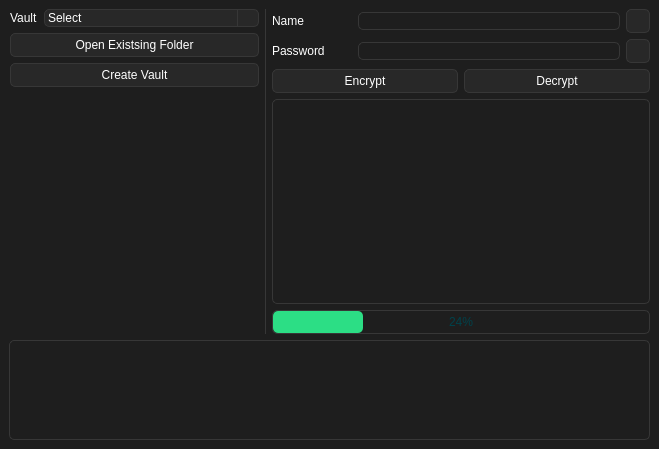
Above: src/mainwindow.ui from Nothing031/Vault before the change. Below: the same form after it.
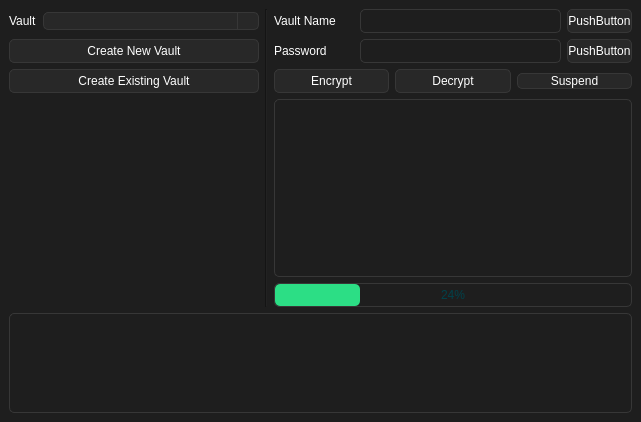
That is the form after the change. The open tabs and pages were chosen to show the change. Icons and pictures are not drawn.

The edit to the form file:
```diff
--- a/src/mainwindow.ui
+++ b/src/mainwindow.ui
@@ -6,8 +6,8 @@
    <rect>
     <x>0</x>
     <y>0</y>
-    <width>659</width>
-    <height>449</height>
+    <width>641</width>
+    <height>422</height>
    </rect>
   </property>
   <property name="windowTitle">
@@ -36,8 +36,8 @@
 
 QLabel{
 border: 0px;
-padding-left: 0px;
-/*padding-right: 1px;*/
+/*padding-left: 0px;
+padding-right: 1px;*/
 }
 
 QTextEdit{
@@ -84,6 +84,7 @@
 	background-color: rgb(30, 30, 30);
 }
 
+
 QCheckBox{
 	border: 1px solid rgb(55, 55, 55);
 	border-radius: 5px;
@@ -101,69 +102,53 @@
 	background-color: rgb(40, 200 ,40);
 }
 
-
-
 </string>
   </property>
   <widget class="QWidget" name="centralwidget">
    <layout class="QGridLayout" name="gridLayout">
-    <property name="sizeConstraint">
-     <enum>QLayout::SizeConstraint::SetMaximumSize</enum>
-    </property>
+    <item row="1" column="0" colspan="3">
+     <layout class="QGridLayout" name="layout_output">
     <item row="0" column="0">
-     <widget class="QWidget" name="MainVaultLayoutWidget" native="true">
-      <property name="enabled">
-       <bool>true</bool>
-      </property>
+       <widget class="QTextEdit" name="textEdit">
+        <property name="sizePolicy">
+         <sizepolicy hsizetype="Expanding" vsizetype="Fixed">
+          <horstretch>0</horstretch>
+          <verstretch>0</verstretch>
+         </sizepolicy>
+        </property>
+        <property name="maximumSize">
+         <size>
+          <width>16777215</width>
+          <height>100</height>
+         </size>
+        </property>
+       </widget>
+      </item>
+     </layout>
+    </item>
+    <item row="0" column="0">
+     <layout class="QGridLayout" name="layout_vault">
+      <item row="0" column="0">
+       <layout class="QHBoxLayout" name="horizontalLayout">
+        <item>
+         <widget class="QLabel" name="label">
       <property name="sizePolicy">
-       <sizepolicy hsizetype="Fixed" vsizetype="Preferred">
+           <sizepolicy hsizetype="Fixed" vsizetype="Fixed">
         <horstretch>0</horstretch>
         <verstretch>0</verstretch>
        </sizepolicy>
       </property>
       <property name="minimumSize">
        <size>
-        <width>250</width>
-        <height>0</height>
+            <width>0</width>
+            <height>24</height>
        </size>
       </property>
       <property name="maximumSize">
        <size>
-        <width>250</width>
-        <height>16777215</height>
-       </size>
-      </property>
-      <layout class="QVBoxLayout" name="MainVaultLayout" stretch="0,0,0,0">
-       <property name="spacing">
-        <number>6</number>
-       </property>
-       <property name="sizeConstraint">
-        <enum>QLayout::SizeConstraint::SetNoConstraint</enum>
-       </property>
-       <property name="leftMargin">
-        <number>1</number>
-       </property>
-       <property name="topMargin">
-        <number>0</number>
-       </property>
-       <property name="rightMargin">
-        <number>0</number>
-       </property>
-       <property name="bottomMargin">
-        <number>0</number>
-       </property>
-       <item>
-        <layout class="QHBoxLayout" name="SelectVaultLayout">
-         <item>
-          <widget class="QLabel" name="VaultLayout">
-           <property name="sizePolicy">
-            <sizepolicy hsizetype="Maximum" vsizetype="Preferred">
-             <horstretch>0</horstretch>
-             <verstretch>0</verstretch>
-            </sizepolicy>
-           </property>
-           <property name="styleSheet">
-            <string notr="true"/>
+            <width>16777215</width>
+            <height>24</height>
+           </size>
            </property>
            <property name="text">
             <string>Vault</string>
@@ -171,203 +156,77 @@
           </widget>
          </item>
          <item>
-          <widget class="QComboBox" name="SelectVaultComboBox">
-           <property name="sizePolicy">
-            <sizepolicy hsizetype="Preferred" vsizetype="Fixed">
-             <horstretch>0</horstretch>
-             <verstretch>0</verstretch>
-            </sizepolicy>
-           </property>
-           <property name="styleSheet">
-            <string notr="true"/>
-           </property>
-           <property name="currentText">
-            <string>Select</string>
-           </property>
-           <item>
-            <property name="text">
-             <string>Select</string>
-            </property>
-           </item>
-          </widget>
+         <widget class="QComboBox" name="comboBox"/>
          </item>
         </layout>
        </item>
-       <item>
-        <widget class="QPushButton" name="OpenVaultButton">
-         <property name="sizePolicy">
-          <sizepolicy hsizetype="Preferred" vsizetype="Fixed">
-           <horstretch>0</horstretch>
-           <verstretch>0</verstretch>
-          </sizepolicy>
-         </property>
+      <item row="1" column="0">
+       <widget class="QPushButton" name="pushButton">
          <property name="minimumSize">
           <size>
            <width>0</width>
            <height>24</height>
           </size>
          </property>
-         <property name="styleSheet">
-          <string notr="true"/>
+        <property name="maximumSize">
+         <size>
+          <width>16777215</width>
+          <height>24</height>
+         </size>
          </property>
          <property name="text">
-          <string>Open Existsing Folder</string>
+         <string>Create New Vault</string>
          </property>
         </widget>
        </item>
-       <item>
-        <widget class="QPushButton" name="CreateVaultButton">
-         <property name="sizePolicy">
-          <sizepolicy hsizetype="Preferred" vsizetype="Fixed">
-           <horstretch>0</horstretch>
-           <verstretch>0</verstretch>
-          </sizepolicy>
-         </property>
+      <item row="2" column="0">
+       <widget class="QPushButton" name="pushButton_2">
          <property name="minimumSize">
           <size>
-           <width>0</width>
+          <width>250</width>
            <height>24</height>
           </size>
          </property>
+        <property name="maximumSize">
+         <size>
+          <width>16777215</width>
+          <height>24</height>
+         </size>
+        </property>
          <property name="text">
-          <string>Create Vault</string>
+         <string>Create Existing Vault</string>
          </property>
         </widget>
        </item>
-       <item>
-        <layout class="QVBoxLayout" name="verticalLayout_2">
-         <item>
-          <spacer name="verticalSpacer">
+      <item row="3" column="0">
+       <spacer name="verticalSpacer_2">
            <property name="orientation">
             <enum>Qt::Orientation::Vertical</enum>
            </property>
            <property name="sizeHint" stdset="0">
             <size>
-             <width>240</width>
+          <width>20</width>
              <height>40</height>
             </size>
            </property>
           </spacer>
          </item>
         </layout>
-       </item>
-      </layout>
-     </widget>
     </item>
     <item row="0" column="1">
      <widget class="Line" name="line">
-      <property name="windowModality">
-       <enum>Qt::WindowModality::NonModal</enum>
-      </property>
-      <property name="minimumSize">
-       <size>
-        <width>1</width>
-        <height>0</height>
-       </size>
-      </property>
-      <property name="maximumSize">
-       <size>
-        <width>1</width>
-        <height>16777215</height>
-       </size>
-      </property>
-      <property name="styleSheet">
-       <string notr="true">background-color: rgb(55, 55, 55);</string>
-      </property>
-      <property name="frameShadow">
-       <enum>QFrame::Shadow::Plain</enum>
-      </property>
-      <property name="lineWidth">
-       <number>-1</number>
-      </property>
-      <property name="midLineWidth">
-       <number>0</number>
-      </property>
       <property name="orientation">
        <enum>Qt::Orientation::Vertical</enum>
       </property>
      </widget>
     </item>
-    <item row="1" column="0" colspan="4">
-     <widget class="QTextEdit" name="textEdit">
-      <property name="minimumSize">
-       <size>
-        <width>100</width>
-        <height>0</height>
-       </size>
-      </property>
-      <property name="maximumSize">
-       <size>
-        <width>16777215</width>
-        <height>100</height>
-       </size>
-      </property>
-      <property name="font">
-       <font>
-        <family>Noto Sans</family>
-        <pointsize>11</pointsize>
-        <italic>false</italic>
-        <fontweight>Thin</fontweight>
-       </font>
-      </property>
-      <property name="focusPolicy">
-       <enum>Qt::FocusPolicy::NoFocus</enum>
-      </property>
-      <property name="contextMenuPolicy">
-       <enum>Qt::ContextMenuPolicy::NoContextMenu</enum>
-      </property>
-      <property name="acceptDrops">
-       <bool>false</bool>
-      </property>
-      <property name="frameShape">
-       <enum>QFrame::Shape::StyledPanel</enum>
-      </property>
-      <property name="verticalScrollBarPolicy">
-       <enum>Qt::ScrollBarPolicy::ScrollBarAlwaysOff</enum>
-      </property>
-      <property name="horizontalScrollBarPolicy">
-       <enum>Qt::ScrollBarPolicy::ScrollBarAlwaysOff</enum>
-      </property>
-      <property name="readOnly">
-       <bool>true</bool>
-      </property>
-      <property name="markdown">
-       <string/>
-      </property>
-      <property name="html">
-       <string>&lt;!DOCTYPE HTML PUBLIC &quot;-//W3C//DTD HTML 4.0//EN&quot; &quot;http://www.w3.org/TR/REC-html40/strict.dtd&quot;&gt;
-&lt;html&gt;&lt;head&gt;&lt;meta name=&quot;qrichtext&quot; content=&quot;1&quot; /&gt;&lt;meta charset=&quot;utf-8&quot; /&gt;&lt;style type=&quot;text/css&quot;&gt;
-p, li { white-space: pre-wrap; }
-hr { height: 1px; border-width: 0; }
-li.unchecked::marker { content: &quot;\2610&quot;; }
-li.checked::marker { content: &quot;\2612&quot;; }
-&lt;/style&gt;&lt;/head&gt;&lt;body style=&quot; font-family:'Noto Sans'; font-size:11pt; font-weight:100; font-style:normal;&quot;&gt;
-&lt;p style=&quot;-qt-paragraph-type:empty; margin-top:0px; margin-bottom:0px; margin-left:0px; margin-right:0px; -qt-block-indent:0; text-indent:0px;&quot;&gt;&lt;br /&gt;&lt;/p&gt;&lt;/body&gt;&lt;/html&gt;</string>
-      </property>
-      <property name="overwriteMode">
-       <bool>false</bool>
-      </property>
-     </widget>
-    </item>
-    <item row="0" column="2" colspan="2">
-     <widget class="QStackedWidget" name="StackedWidget">
-      <property name="minimumSize">
-       <size>
-        <width>250</width>
-        <height>0</height>
-       </size>
-      </property>
+    <item row="0" column="2">
+     <widget class="QStackedWidget" name="stackedWidget">
       <property name="currentIndex">
        <number>1</number>
       </property>
-      <widget class="QWidget" name="CryptoPage" native="true">
-       <layout class="QFormLayout" name="MainCryptoLayout">
-        <property name="horizontalSpacing">
-         <number>6</number>
-        </property>
-        <property name="verticalSpacing">
-         <number>6</number>
-        </property>
+      <widget class="QWidget" name="page">
+       <layout class="QGridLayout" name="gridLayout_2">
         <property name="leftMargin">
          <number>0</number>
         </property>
@@ -380,10 +239,12 @@
         <property name="bottomMargin">
          <number>0</number>
         </property>
-        <item row="0" column="0" colspan="2">
-         <layout class="QHBoxLayout" name="VaultNameLayout">
+        <item row="3" column="0">
+         <layout class="QGridLayout" name="gridLayout_3">
+          <item row="0" column="0">
+           <layout class="QHBoxLayout" name="horizontalLayout_5">
           <item>
-           <widget class="QLabel" name="VaultNameLabel">
+             <widget class="QLabel" name="label_2">
             <property name="sizePolicy">
              <sizepolicy hsizetype="Fixed" vsizetype="Preferred">
               <horstretch>0</horstretch>
@@ -393,138 +254,36 @@
             <property name="minimumSize">
              <size>
               <width>80</width>
-              <height>0</height>
+                <height>24</height>
              </size>
             </property>
             <property name="maximumSize">
              <size>
               <width>80</width>
-              <height>16777215</height>
-             </size>
-            </property>
-            <property name="styleSheet">
-             <string notr="true"/>
-            </property>
-            <property name="text">
-             <string>Name</string>
-            </property>
-           </widget>
-          </item>
-          <item>
-           <widget class="QLineEdit" name="VaultNameEdit">
-            <property name="sizePolicy">
-             <sizepolicy hsizetype="Preferred" vsizetype="Fixed">
-              <horstretch>0</horstretch>
-              <verstretch>0</verstretch>
-             </sizepolicy>
-            </property>
-           </widget>
-          </item>
-          <item>
-           <widget class="QPushButton" name="pushButton_2">
-            <property name="sizePolicy">
-             <sizepolicy hsizetype="Fixed" vsizetype="Fixed">
-              <horstretch>0</horstretch>
-              <verstretch>0</verstretch>
-             </sizepolicy>
-            </property>
-            <property name="minimumSize">
-             <size>
-              <width>24</width>
               <height>24</height>
              </size>
             </property>
-            <property name="maximumSize">
-             <size>
-              <width>24</width>
-              <height>24</height>
-             </size>
-            </property>
             <property name="text">
-             <string/>
-            </property>
-            <property name="icon">
-             <iconset resource="../asset/resource.qrc">
-              <normaloff>:/icons/save.png</normaloff>:/icons/save.png</iconset>
-            </property>
-           </widget>
-          </item>
-         </layout>
-        </item>
-        <item row="3" column="0" colspan="2">
-         <widget class="QListWidget" name="FileList"/>
-        </item>
-        <item row="1" column="0" colspan="2">
-         <layout class="QHBoxLayout" name="PasswordLayout">
+               <string>Vault Name</string>
+              </property>
+             </widget>
+            </item>
           <item>
-           <widget class="QLabel" name="PasswordLabel">
+             <widget class="QLineEdit" name="lineEdit">
             <property name="sizePolicy">
-             <sizepolicy hsizetype="Fixed" vsizetype="Preferred">
+               <sizepolicy hsizetype="Expanding" vsizetype="Fixed">
               <horstretch>0</horstretch>
-              <verstretch>0</verstretch>
+                <verstretch>24</verstretch>
              </sizepolicy>
             </property>
             <property name="minimumSize">
              <size>
-              <width>80</width>
-              <height>0</height>
-             </size>
-            </property>
-            <property name="maximumSize">
-             <size>
-              <width>80</width>
-              <height>16777215</height>
-             </size>
-            </property>
-            <property name="text">
-             <string>Password</string>
-            </property>
-           </widget>
-          </item>
-          <item>
-           <widget class="QLineEdit" name="PasswordEdit">
-            <property name="sizePolicy">
-             <sizepolicy hsizetype="Preferred" vsizetype="Fixed">
-              <horstretch>0</horstretch>
-              <verstretch>0</verstretch>
-             </sizepolicy>
-            </property>
-           </widget>
-          </item>
-          <item>
-           <widget class="QPushButton" name="pushButton">
-            <property name="sizePolicy">
-             <sizepolicy hsizetype="Fixed" vsizetype="Fixed">
-              <horstretch>0</horstretch>
-              <verstretch>0</verstretch>
-             </sizepolicy>
-            </property>
-            <property name="minimumSize">
-             <size>
-              <width>24</width>
+                <width>0</width>
               <height>24</height>
              </size>
             </property>
-            <property name="maximumSize">
-             <size>
-              <width>24</width>
-              <height>24</height>
-             </size>
-            </property>
-            <property name="text">
-             <string/>
-            </property>
-            <property name="icon">
-             <iconset resource="../asset/resource.qrc">
-              <normaloff>:/icons/visibility_off.png</normaloff>
-              <normalon>:/icons/visibility_on.png</normalon>:/icons/visibility_off.png</iconset>
-            </property>
-           </widget>
-          </item>
-         </layout>
-        </item>
-        <item row="2" column="0" colspan="2">
-         <layout class="QHBoxLayout" name="horizontalLayout">
+             </widget>
+            </item>
           <item>
            <widget class="QPushButton" name="pushButton_3">
             <property name="minimumSize">
@@ -533,12 +292,59 @@
               <height>24</height>
              </size>
             </property>
+              <property name="maximumSize">
+               <size>
+                <width>16777215</width>
+                <height>24</height>
+               </size>
+              </property>
             <property name="text">
-             <string>Encrypt</string>
-            </property>
-            <property name="icon">
-             <iconset resource="../asset/resource.qrc">
-              <normaloff>:/icons/lock.png</normaloff>:/icons/lock.png</iconset>
+               <string>PushButton</string>
+              </property>
+             </widget>
+            </item>
+           </layout>
+          </item>
+          <item row="1" column="0">
+           <layout class="QHBoxLayout" name="horizontalLayout_6">
+            <item>
+             <widget class="QLabel" name="label_3">
+              <property name="sizePolicy">
+               <sizepolicy hsizetype="Fixed" vsizetype="Preferred">
+                <horstretch>80</horstretch>
+                <verstretch>0</verstretch>
+               </sizepolicy>
+              </property>
+              <property name="minimumSize">
+               <size>
+                <width>80</width>
+                <height>24</height>
+               </size>
+              </property>
+              <property name="maximumSize">
+               <size>
+                <width>16777215</width>
+                <height>24</height>
+               </size>
+              </property>
+              <property name="text">
+               <string>Password</string>
+              </property>
+             </widget>
+            </item>
+            <item>
+             <widget class="QLineEdit" name="lineEdit_2">
+              <property name="sizePolicy">
+               <sizepolicy hsizetype="Expanding" vsizetype="Fixed">
+                <horstretch>0</horstretch>
+                <verstretch>24</verstretch>
+               </sizepolicy>
+              </property>
+              <property name="minimumSize">
+               <size>
+                <width>0</width>
+                <height>24</height>
+               </size>
             </property>
            </widget>
           </item>
@@ -546,29 +352,102 @@
            <widget class="QPushButton" name="pushButton_4">
             <property name="minimumSize">
              <size>
-              <width>22</width>
+                <width>0</width>
+                <height>24</height>
+               </size>
+              </property>
+              <property name="maximumSize">
+               <size>
+                <width>16777215</width>
+                <height>24</height>
+               </size>
+              </property>
+              <property name="text">
+               <string>PushButton</string>
+              </property>
+             </widget>
+            </item>
+           </layout>
+          </item>
+          <item row="3" column="0">
+           <layout class="QHBoxLayout" name="horizontalLayout_7">
+            <item>
+             <widget class="QPushButton" name="pushButton_5">
+              <property name="sizePolicy">
+               <sizepolicy hsizetype="Minimum" vsizetype="Fixed">
+                <horstretch>0</horstretch>
+                <verstretch>24</verstretch>
+               </sizepolicy>
+              </property>
+              <property name="minimumSize">
+               <size>
+                <width>0</width>
+                <height>24</height>
+               </size>
+              </property>
+              <property name="text">
+               <string>Encrypt</string>
+              </property>
+             </widget>
+            </item>
+            <item>
+             <widget class="QPushButton" name="pushButton_6">
+              <property name="minimumSize">
+               <size>
+                <width>0</width>
+                <height>24</height>
+               </size>
+              </property>
+              <property name="maximumSize">
+               <size>
+                <width>16777215</width>
               <height>24</height>
              </size>
             </property>
             <property name="text">
              <string>Decrypt</string>
             </property>
-            <property name="icon">
-             <iconset resource="../asset/resource.qrc">
-              <normaloff>:/icons/unlock.png</normaloff>:/icons/unlock.png</iconset>
-            </property>
-            <property name="iconSize">
+             </widget>
+            </item>
+            <item>
+             <widget class="QPushButton" name="pushButton_7">
+              <property name="text">
+               <string>Suspend</string>
+              </property>
+             </widget>
+            </item>
+           </layout>
+          </item>
+          <item row="4" column="0">
+           <widget class="QListWidget" name="listWidget">
+            <property name="sizePolicy">
+             <sizepolicy hsizetype="MinimumExpanding" vsizetype="MinimumExpanding">
+              <horstretch>0</horstretch>
+              <verstretch>0</verstretch>
+             </sizepolicy>
+            </property>
+            <property name="minimumSize">
              <size>
-              <width>16</width>
-              <height>16</height>
+              <width>250</width>
+              <height>100</height>
              </size>
             </property>
            </widget>
           </item>
-         </layout>
-        </item>
-        <item row="4" column="0" colspan="2">
+          <item row="5" column="0">
          <widget class="QProgressBar" name="progressBar">
+            <property name="sizePolicy">
+             <sizepolicy hsizetype="Expanding" vsizetype="Fixed">
+              <horstretch>0</horstretch>
+              <verstretch>0</verstretch>
+             </sizepolicy>
+            </property>
+            <property name="minimumSize">
+             <size>
+              <width>0</width>
+              <height>24</height>
+             </size>
+            </property>
           <property name="maximumSize">
            <size>
             <width>16777215</width>
@@ -581,6 +460,8 @@
          </widget>
         </item>
        </layout>
+        </item>
+       </layout>
       </widget>
       <widget class="QWidget" name="DefaultPage"/>
       <widget class="QWidget" name="NewPage">
@@ -600,132 +481,16 @@
         <property name="bottomMargin">
          <number>0</number>
         </property>
-        <item row="0" column="0" colspan="2">
-         <layout class="QHBoxLayout" name="horizontalLayout_2">
-          <item>
-           <widget class="QLabel" name="label">
-            <property name="sizePolicy">
-             <sizepolicy hsizetype="Fixed" vsizetype="Preferred">
-              <horstretch>0</horstretch>
-              <verstretch>0</verstretch>
-             </sizepolicy>
-            </property>
-            <property name="minimumSize">
-             <size>
-              <width>90</width>
-              <height>0</height>
-             </size>
-            </property>
-            <property name="maximumSize">
-             <size>
-              <width>90</width>
-              <height>16777215</height>
-             </size>
-            </property>
-            <property name="text">
-             <string>Vault Name</string>
-            </property>
-           </widget>
-          </item>
-          <item>
-           <widget class="QLineEdit" name="lineEdit"/>
-          </item>
-         </layout>
-        </item>
-        <item row="1" column="0" colspan="2">
-         <layout class="QHBoxLayout" name="horizontalLayout_3">
-          <item>
-           <widget class="QLabel" name="label_2">
-            <property name="minimumSize">
-             <size>
-              <width>90</width>
-              <height>0</height>
-             </size>
-            </property>
-            <property name="maximumSize">
-             <size>
-              <width>90</width>
-              <height>16777215</height>
-             </size>
-            </property>
-            <property name="text">
-             <string>Password</string>
-            </property>
-           </widget>
-          </item>
-          <item>
-           <widget class="QLineEdit" name="lineEdit_2"/>
-          </item>
-         </layout>
-        </item>
-        <item row="2" column="0" colspan="2">
-         <layout class="QHBoxLayout" name="horizontalLayout_4">
-          <item>
-           <widget class="QLabel" name="label_3">
-            <property name="minimumSize">
-             <size>
-              <width>90</width>
-              <height>0</height>
-             </size>
-            </property>
-            <property name="maximumSize">
-             <size>
-              <width>90</width>
-              <height>16777215</height>
-             </size>
-            </property>
-            <property name="text">
-             <string>Confirm PW</string>
-            </property>
-           </widget>
-          </item>
-          <item>
-           <widget class="QLineEdit" name="lineEdit_3"/>
-          </item>
-         </layout>
-        </item>
-        <item row="4" column="1">
-         <spacer name="verticalSpacer_2">
-          <property name="orientation">
-           <enum>Qt::Orientation::Vertical</enum>
-          </property>
-          <property name="sizeHint" stdset="0">
-           <size>
-            <width>20</width>
-            <height>40</height>
-           </size>
-          </property>
-         </spacer>
-        </item>
-        <item row="3" column="1">
-         <spacer name="verticalSpacer_3">
-          <property name="orientation">
-           <enum>Qt::Orientation::Vertical</enum>
-          </property>
-          <property name="sizeHint" stdset="0">
-           <size>
-            <width>20</width>
-            <height>40</height>
-           </size>
-          </property>
-         </spacer>
-        </item>
-       </layout>
-      </widget>
-     </widget>
-    </item>
-   </layout>
-  </widget>
- </widget>
- <tabstops>
-  <tabstop>SelectVaultComboBox</tabstop>
-  <tabstop>pushButton_2</tabstop>
-  <tabstop>PasswordEdit</tabstop>
-  <tabstop>VaultNameEdit</tabstop>
-  <tabstop>pushButton</tabstop>
- </tabstops>
- <resources>
-  <include location="../asset/resource.qrc"/>
- </resources>
+        <item row="0" column="0">
+         <layout class="QGridLayout" name="gridLayout_4"/>
+        </item>
+       </layout>
+      </widget>
+     </widget>
+    </item>
+   </layout>
+  </widget>
+ </widget>
+ <resources/>
  <connections/>
 </ui>
```
Left out of the diff: 10 changed lines with no effect on the pictures. Lines whose indentation alone changed are shown as unchanged.
